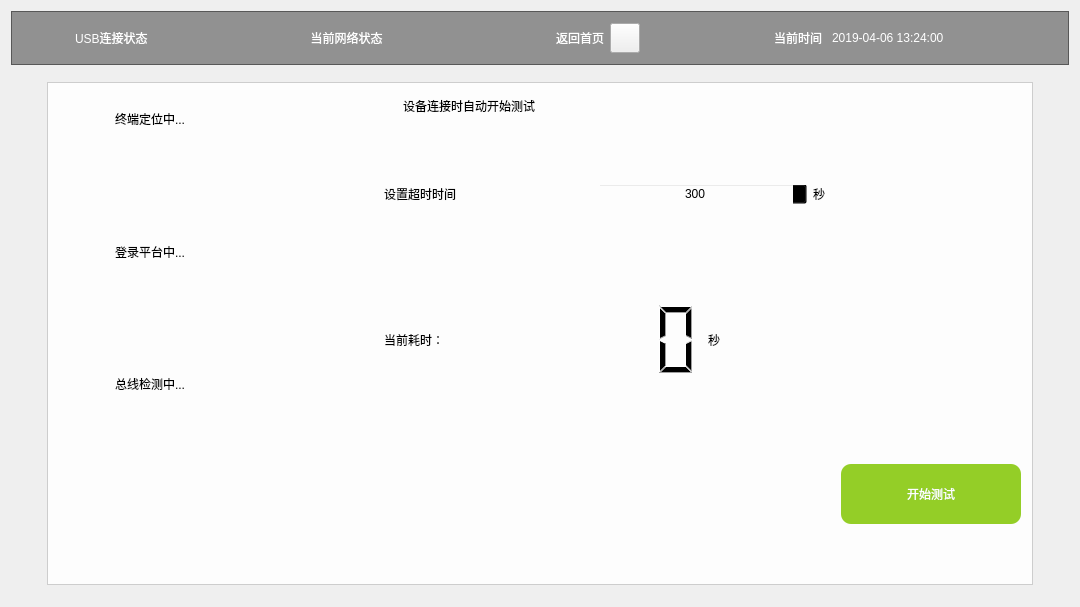
Before: the Qt Designer form housekeeperclient.ui in fangye945a/housekeeper_client, drawn with Qt 5.
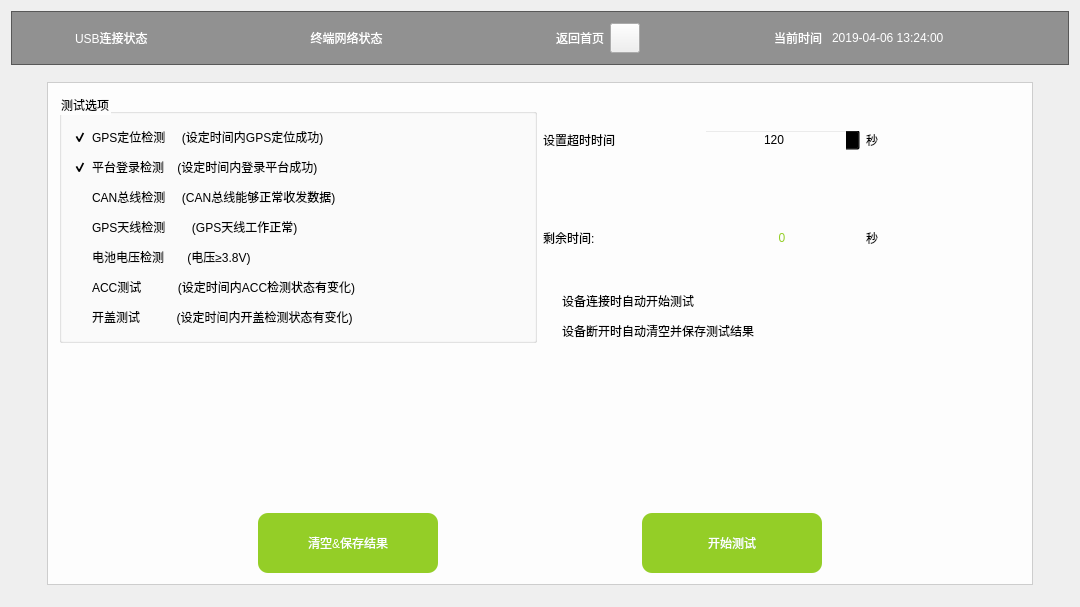
After: the same form once the commit is applied. The open tabs and pages were chosen to show the change. Icons and pictures are not drawn.

Commit message: 1.完成出厂测试模块功能 2.为程序添加图标

The edit to the form file:
```diff
--- a/housekeeperclient.ui
+++ b/housekeeperclient.ui
@@ -115,7 +115,7 @@
 font: 75 14pt &quot;Microsoft YaHei UI&quot;;</string>
         </property>
         <property name="text">
-         <string>当前网络状态 </string>
+         <string>终端网络状态 </string>
         </property>
         <property name="alignment">
          <set>Qt::AlignRight|Qt::AlignTrailing|Qt::AlignVCenter</set>
@@ -1373,277 +1373,287 @@
            <property name="frameShadow">
             <enum>QFrame::Raised</enum>
            </property>
-           <layout class="QVBoxLayout" name="verticalLayout_7" stretch="2,1">
-            <item>
-             <layout class="QHBoxLayout" name="horizontalLayout_14" stretch="1,2">
+           <layout class="QGridLayout" name="gridLayout_11">
+            <item row="0" column="0">
+             <widget class="QGroupBox" name="test_item">
+              <property name="title">
+               <string>测试选项</string>
+              </property>
+              <layout class="QGridLayout" name="gridLayout_5">
+               <item row="3" column="0">
+                <widget class="QCheckBox" name="checkBox_gps_antena">
+                 <property name="cursor">
+                  <cursorShape>PointingHandCursor</cursorShape>
+                 </property>
+                 <property name="text">
+                  <string>GPS天线检测        (GPS天线工作正常)</string>
+                 </property>
+                </widget>
+               </item>
+               <item row="5" column="0">
+                <widget class="QCheckBox" name="checkBox_acc">
+                 <property name="cursor">
+                  <cursorShape>PointingHandCursor</cursorShape>
+                 </property>
+                 <property name="text">
+                  <string>ACC测试           (设定时间内ACC检测状态有变化)</string>
+                 </property>
+                </widget>
+               </item>
+               <item row="7" column="0">
+                <widget class="QCheckBox" name="checkBox_lid">
+                 <property name="cursor">
+                  <cursorShape>PointingHandCursor</cursorShape>
+                 </property>
+                 <property name="text">
+                  <string>开盖测试           (设定时间内开盖检测状态有变化)</string>
+                 </property>
+                </widget>
+               </item>
+               <item row="0" column="0">
+                <widget class="QCheckBox" name="checkBox_gps">
+                 <property name="cursor">
+                  <cursorShape>PointingHandCursor</cursorShape>
+                 </property>
+                 <property name="text">
+                  <string>GPS定位检测     (设定时间内GPS定位成功)</string>
+                 </property>
+                 <property name="icon">
+                  <iconset resource="resource.qrc">
+                   <normaloff>:/new/prefix1/pictures/定位中.png</normaloff>:/new/prefix1/pictures/定位中.png</iconset>
+                 </property>
+                 <property name="checked">
+                  <bool>true</bool>
+                 </property>
+                </widget>
+               </item>
+               <item row="1" column="0">
+                <widget class="QCheckBox" name="checkBox_login">
+                 <property name="cursor">
+                  <cursorShape>PointingHandCursor</cursorShape>
+                 </property>
+                 <property name="text">
+                  <string>平台登录检测    (设定时间内登录平台成功)</string>
+                 </property>
+                 <property name="icon">
+                  <iconset resource="resource.qrc">
+                   <normaloff>:/new/prefix1/pictures/登录中.png</normaloff>:/new/prefix1/pictures/登录中.png</iconset>
+                 </property>
+                 <property name="checked">
+                  <bool>true</bool>
+                 </property>
+                </widget>
+               </item>
+               <item row="2" column="0">
+                <widget class="QCheckBox" name="checkBox_can_bus">
+                 <property name="cursor">
+                  <cursorShape>PointingHandCursor</cursorShape>
+                 </property>
+                 <property name="text">
+                  <string>CAN总线检测     (CAN总线能够正常收发数据)</string>
+                 </property>
+                 <property name="icon">
+                  <iconset resource="resource.qrc">
+                   <normaloff>:/new/prefix1/pictures/总线检测中.png</normaloff>:/new/prefix1/pictures/总线检测中.png</iconset>
+                 </property>
+                </widget>
+               </item>
+               <item row="4" column="0">
+                <widget class="QCheckBox" name="checkBox_battery">
+                 <property name="cursor">
+                  <cursorShape>PointingHandCursor</cursorShape>
+                 </property>
+                 <property name="text">
+                  <string>电池电压检测       (电压≥3.8V)</string>
+                 </property>
+                </widget>
+               </item>
+              </layout>
+             </widget>
+            </item>
+            <item row="0" column="1">
+             <layout class="QVBoxLayout" name="verticalLayout_5">
               <item>
-               <layout class="QVBoxLayout" name="verticalLayout_5">
+               <layout class="QHBoxLayout" name="horizontalLayout_9">
                 <item>
-                 <layout class="QHBoxLayout" name="horizontalLayout_10">
-                  <item>
-                   <widget class="QLabel" name="gps_icon">
-                    <property name="minimumSize">
-                     <size>
-                      <width>50</width>
-                      <height>50</height>
-                     </size>
-                    </property>
-                    <property name="maximumSize">
-                     <size>
-                      <width>50</width>
-                      <height>50</height>
-                     </size>
-                    </property>
-                    <property name="styleSheet">
-                     <string notr="true">border-image: url(:/new/prefix1/pictures/定位中.png);</string>
-                    </property>
-                    <property name="text">
-                     <string/>
-                    </property>
-                   </widget>
-                  </item>
-                  <item>
-                   <widget class="QLabel" name="factory_check_gps_label">
-                    <property name="styleSheet">
-                     <string notr="true">color: rgb(0, 0, 0);
+                 <widget class="QLabel" name="label_12">
+                  <property name="styleSheet">
+                   <string notr="true">color: rgb(0, 0, 0);
 font: 25 16pt &quot;Microsoft YaHei UI Light&quot;;</string>
-                    </property>
-                    <property name="text">
-                     <string>终端定位中...</string>
-                    </property>
-                   </widget>
-                  </item>
-                 </layout>
-                </item>
-                <item>
-                 <spacer name="verticalSpacer_7">
-                  <property name="orientation">
-                   <enum>Qt::Vertical</enum>
                   </property>
-                  <property name="sizeHint" stdset="0">
-                   <size>
-                    <width>20</width>
-                    <height>18</height>
-                   </size>
+                  <property name="text">
+                   <string>设置超时时间</string>
                   </property>
-                 </spacer>
+                  <property name="alignment">
+                   <set>Qt::AlignLeading|Qt::AlignLeft|Qt::AlignVCenter</set>
+                  </property>
+                 </widget>
                 </item>
                 <item>
-                 <layout class="QHBoxLayout" name="horizontalLayout_11">
-                  <item>
-                   <widget class="QLabel" name="login_icon">
-                    <property name="minimumSize">
-                     <size>
-                      <width>50</width>
-                      <height>50</height>
-                     </size>
-                    </property>
-                    <property name="maximumSize">
-                     <size>
-                      <width>50</width>
-                      <height>50</height>
-                     </size>
-                    </property>
-                    <property name="styleSheet">
-                     <string notr="true">border-image: url(:/new/prefix1/pictures/登录中.png);</string>
-                    </property>
-                    <property name="text">
-                     <string/>
-                    </property>
-                   </widget>
-                  </item>
-                  <item>
-                   <widget class="QLabel" name="factory_check_login_label">
-                    <property name="styleSheet">
-                     <string notr="true">color: rgb(0, 0, 0);
+                 <widget class="QSpinBox" name="remind_time_spinBox">
+                  <property name="styleSheet">
+                   <string notr="true">color: rgb(0, 0, 0);
 font: 25 16pt &quot;Microsoft YaHei UI Light&quot;;</string>
-                    </property>
-                    <property name="text">
-                     <string>登录平台中...</string>
-                    </property>
-                   </widget>
-                  </item>
-                 </layout>
-                </item>
-                <item>
-                 <spacer name="verticalSpacer_8">
-                  <property name="orientation">
-                   <enum>Qt::Vertical</enum>
                   </property>
-                  <property name="sizeHint" stdset="0">
-                   <size>
-                    <width>20</width>
-                    <height>18</height>
-                   </size>
+                  <property name="alignment">
+                   <set>Qt::AlignCenter</set>
                   </property>
-                 </spacer>
+                  <property name="minimum">
+                   <number>10</number>
+                  </property>
+                  <property name="maximum">
+                   <number>9999</number>
+                  </property>
+                  <property name="value">
+                   <number>120</number>
+                  </property>
+                 </widget>
                 </item>
                 <item>
-                 <layout class="QHBoxLayout" name="horizontalLayout_12">
-                  <item>
-                   <widget class="QLabel" name="bus_icon">
-                    <property name="minimumSize">
-                     <size>
-                      <width>50</width>
-                      <height>50</height>
-                     </size>
-                    </property>
-                    <property name="maximumSize">
-                     <size>
-                      <width>50</width>
-                      <height>50</height>
-                     </size>
-                    </property>
-                    <property name="styleSheet">
-                     <string notr="true">border-image: url(:/new/prefix1/pictures/总线检测中.png);</string>
-                    </property>
-                    <property name="text">
-                     <string/>
-                    </property>
-                   </widget>
-                  </item>
-                  <item>
-                   <widget class="QLabel" name="factory_check_bus_label">
-                    <property name="styleSheet">
-                     <string notr="true">color: rgb(0, 0, 0);
+                 <widget class="QLabel" name="label_13">
+                  <property name="styleSheet">
+                   <string notr="true">color: rgb(0, 0, 0);
 font: 25 16pt &quot;Microsoft YaHei UI Light&quot;;</string>
-                    </property>
-                    <property name="text">
-                     <string>总线检测中...</string>
-                    </property>
-                   </widget>
-                  </item>
-                 </layout>
+                  </property>
+                  <property name="text">
+                   <string>秒</string>
+                  </property>
+                 </widget>
                 </item>
                </layout>
               </item>
               <item>
-               <layout class="QVBoxLayout" name="verticalLayout_6" stretch="1,1,1">
+               <layout class="QHBoxLayout" name="horizontalLayout_10">
                 <item>
-                 <widget class="QCheckBox" name="checkBox_autotest">
+                 <widget class="QLabel" name="label_10">
                   <property name="styleSheet">
                    <string notr="true">color: rgb(0, 0, 0);
 font: 25 16pt &quot;Microsoft YaHei UI Light&quot;;</string>
                   </property>
                   <property name="text">
-                   <string>设备连接时自动开始测试</string>
+                   <string>剩余时间:</string>
                   </property>
                  </widget>
                 </item>
                 <item>
-                 <layout class="QHBoxLayout" name="horizontalLayout_9">
-                  <item>
-                   <widget class="QLabel" name="label_12">
-                    <property name="styleSheet">
-                     <string notr="true">color: rgb(0, 0, 0);
-font: 25 16pt &quot;Microsoft YaHei UI Light&quot;;</string>
-                    </property>
-                    <property name="text">
-                     <string>设置超时时间</string>
-                    </property>
-                    <property name="alignment">
-                     <set>Qt::AlignLeading|Qt::AlignLeft|Qt::AlignVCenter</set>
-                    </property>
-                   </widget>
-                  </item>
-                  <item>
-                   <widget class="QSpinBox" name="remind_time_spinBox">
-                    <property name="styleSheet">
-                     <string notr="true">color: rgb(0, 0, 0);
-font: 25 16pt &quot;Microsoft YaHei UI Light&quot;;</string>
-                    </property>
-                    <property name="alignment">
-                     <set>Qt::AlignCenter</set>
-                    </property>
-                    <property name="minimum">
-                     <number>1</number>
-                    </property>
-                    <property name="maximum">
-                     <number>99999</number>
-                    </property>
-                    <property name="value">
-                     <number>300</number>
-                    </property>
-                   </widget>
-                  </item>
-                  <item>
-                   <widget class="QLabel" name="label_13">
-                    <property name="styleSheet">
-                     <string notr="true">color: rgb(0, 0, 0);
-font: 25 16pt &quot;Microsoft YaHei UI Light&quot;;</string>
-                    </property>
-                    <property name="text">
-                     <string>秒</string>
-                    </property>
-                   </widget>
-                  </item>
-                 </layout>
+                 <widget class="QLabel" name="remind_time_label">
+                  <property name="styleSheet">
+                   <string notr="true">color: rgba(148, 206, 39, 255);
+font: 36pt &quot;Arial&quot;;</string>
+                  </property>
+                  <property name="text">
+                   <string>0</string>
+                  </property>
+                  <property name="alignment">
+                   <set>Qt::AlignCenter</set>
+                  </property>
+                 </widget>
                 </item>
                 <item>
-                 <layout class="QGridLayout" name="gridLayout_5" columnstretch="1,2,3">
-                  <item row="0" column="2">
-                   <widget class="QLabel" name="label_18">
-                    <property name="styleSheet">
-                     <string notr="true">color: rgb(0, 0, 0);
-font: 25 24pt &quot;Microsoft YaHei UI Light&quot;;</string>
-                    </property>
-                    <property name="text">
-                     <string>秒</string>
-                    </property>
-                   </widget>
-                  </item>
-                  <item row="0" column="0">
-                   <widget class="QLabel" name="label_17">
-                    <property name="styleSheet">
-                     <string notr="true">color: rgb(0, 0, 0);
-font: 25 24pt &quot;Microsoft YaHei UI Light&quot;;</string>
-                    </property>
-                    <property name="text">
-                     <string>当前耗时：</string>
-                    </property>
-                    <property name="alignment">
-                     <set>Qt::AlignLeading|Qt::AlignLeft|Qt::AlignVCenter</set>
-                    </property>
-                   </widget>
-                  </item>
-                  <item row="0" column="1">
-                   <widget class="QLCDNumber" name="lcdNumber">
-                    <property name="sizePolicy">
-                     <sizepolicy hsizetype="Preferred" vsizetype="Expanding">
-                      <horstretch>0</horstretch>
-                      <verstretch>0</verstretch>
-                     </sizepolicy>
-                    </property>
-                    <property name="styleSheet">
-                     <string notr="true"/>
-                    </property>
-                    <property name="smallDecimalPoint">
-                     <bool>false</bool>
-                    </property>
-                    <property name="mode">
-                     <enum>QLCDNumber::Dec</enum>
-                    </property>
-                    <property name="segmentStyle">
-                     <enum>QLCDNumber::Filled</enum>
-                    </property>
-                    <property name="value" stdset="0">
-                     <double>0.000000000000000</double>
-                    </property>
-                    <property name="intValue" stdset="0">
-                     <number>0</number>
-                    </property>
-                   </widget>
-                  </item>
-                 </layout>
+                 <widget class="QLabel" name="label_14">
+                  <property name="contextMenuPolicy">
+                   <enum>Qt::NoContextMenu</enum>
+                  </property>
+                  <property name="styleSheet">
+                   <string notr="true">color: rgb(0, 0, 0);
+font: 25 16pt &quot;Microsoft YaHei UI Light&quot;;</string>
+                  </property>
+                  <property name="text">
+                   <string>秒</string>
+                  </property>
+                 </widget>
                 </item>
                </layout>
               </item>
+              <item>
+               <widget class="QCheckBox" name="checkBox_autotest">
+                <property name="styleSheet">
+                 <string notr="true">color: rgb(0, 0, 0);
+font: 25 16pt &quot;Microsoft YaHei UI Light&quot;;</string>
+                </property>
+                <property name="text">
+                 <string>设备连接时自动开始测试</string>
+                </property>
+               </widget>
+              </item>
+              <item>
+               <widget class="QCheckBox" name="checkBox_autoclean">
+                <property name="styleSheet">
+                 <string notr="true">color: rgb(0, 0, 0);
+font: 25 16pt &quot;Microsoft YaHei UI Light&quot;;</string>
+                </property>
+                <property name="text">
+                 <string>设备断开时自动清空并保存测试结果</string>
+                </property>
+               </widget>
+              </item>
              </layout>
             </item>
-            <item>
-             <layout class="QHBoxLayout" name="horizontalLayout_13">
+            <item row="1" column="0" colspan="2">
+             <widget class="QTextBrowser" name="factory_test_result"/>
+            </item>
+            <item row="2" column="0" colspan="2">
+             <layout class="QHBoxLayout" name="horizontalLayout_11">
               <item>
-               <widget class="QTextBrowser" name="factory_test_record"/>
+               <spacer name="horizontalSpacer_45">
+                <property name="orientation">
+                 <enum>Qt::Horizontal</enum>
+                </property>
+                <property name="sizeHint" stdset="0">
+                 <size>
+                  <width>40</width>
+                  <height>20</height>
+                 </size>
+                </property>
+               </spacer>
+              </item>
+              <item>
+               <widget class="QPushButton" name="factory_test_clear">
+                <property name="minimumSize">
+                 <size>
+                  <width>180</width>
+                  <height>60</height>
+                 </size>
+                </property>
+                <property name="maximumSize">
+                 <size>
+                  <width>180</width>
+                  <height>60</height>
+                 </size>
+                </property>
+                <property name="styleSheet">
+                 <string notr="true">QPushButton:enabled
+{
+    border-radius: 10px;
+	color: rgb(255, 255, 255);
+	font: 75 14pt &quot;Microsoft YaHei UI&quot;;
+	background-color: rgba(148, 206, 39, 255);
+}
+QPushButton:hover
+{
+	border-radius: 10px;
+	color: rgb(255, 255, 255);
+	font: 75 14pt &quot;Microsoft YaHei UI&quot;;
+	background-color: rgba(148, 206, 39, 220);
+}</string>
+                </property>
+                <property name="text">
+                 <string>清空&amp;&amp;保存结果</string>
+                </property>
+               </widget>
+              </item>
+              <item>
+               <spacer name="horizontalSpacer_46">
+                <property name="orientation">
+                 <enum>Qt::Horizontal</enum>
+                </property>
+                <property name="sizeHint" stdset="0">
+                 <size>
+                  <width>40</width>
+                  <height>20</height>
+                 </size>
+                </property>
+               </spacer>
               </item>
               <item>
                <widget class="QPushButton" name="factory_test_bt">
@@ -1680,6 +1690,19 @@
                 </property>
                </widget>
               </item>
+              <item>
+               <spacer name="horizontalSpacer_47">
+                <property name="orientation">
+                 <enum>Qt::Horizontal</enum>
+                </property>
+                <property name="sizeHint" stdset="0">
+                 <size>
+                  <width>40</width>
+                  <height>20</height>
+                 </size>
+                </property>
+               </spacer>
+              </item>
              </layout>
             </item>
            </layout>
```
Left out of the diff: 6 changed lines with no effect on the pictures. The commit also changes 5 other files.
